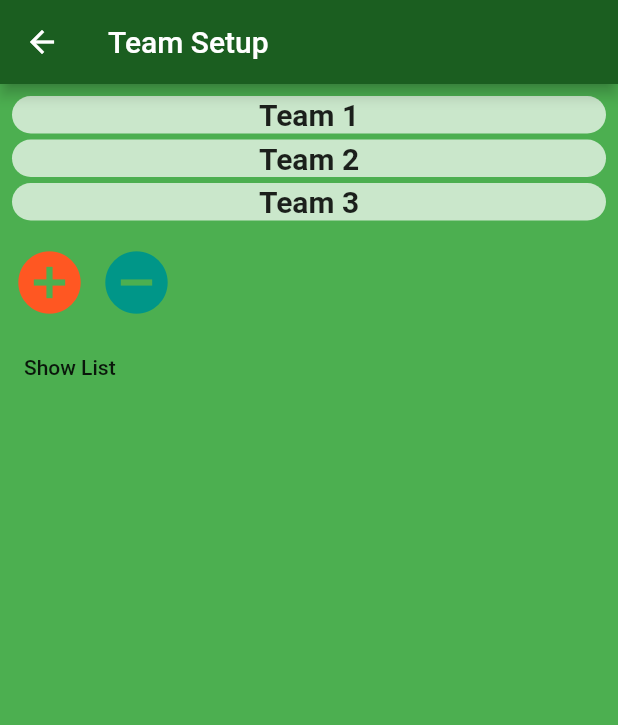
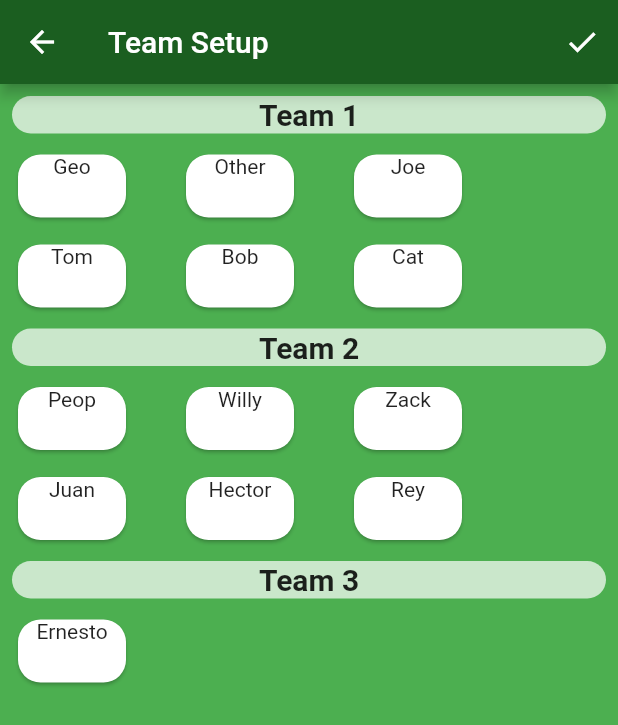
Before and after one commit to chejua/indoorsoccerlog, a Flutter app: the TeamsSetupScreen screen opened by its route, after a tap on "Parse", on a phone screen of 412 x 824 dp. Shown: the top 725 px of the screen. Run offline on Flutter 3.47's test engine with Material 2 defaults, Android fonts, the phone set to English and light mode, and no system bars; drawn by our look-alikes of reorderables; our stand-ins replace flushbar, flutter_colorpicker; network calls fail.

Commit message:
adding logic to reorderable screen

```diff
--- /dev/null
+++ b/lib/models/player.dart
@@ -0,0 +1,6 @@
+class Player {
+  final String name;
+  int goals = 0;
+
+  Player({this.name});
+}
--- a/lib/models/single_team.dart
+++ b/lib/models/single_team.dart
@@ -1,4 +1,6 @@
 import 'package:flutter/material.dart';
+
+import 'player.dart';
 
 class SingleTeam {
   final int id;
@@ -6,8 +8,8 @@ class SingleTeam {
   final String teamName;
   int goals;
   int gamesWon;
-  final bool myTeam;
+  List<Player> players;
 
   SingleTeam(this.id, this.color, this.teamName,
-      {this.goals = 0, this.gamesWon = 0, this.myTeam});
+      {this.goals = 0, this.gamesWon = 0});
 }
--- a/lib/screens/teams_setup_screen.dart
+++ b/lib/screens/teams_setup_screen.dart
@@ -1,7 +1,5 @@
 import 'package:flutter/material.dart';
 
-import '../widgest/team_stack.dart';
-import '../widgest/drag_target.dart';
 import '../widgest/reorderable.dart';
 
 class TeamsSetupScreen extends StatefulWidget {
@@ -14,18 +12,20 @@ class TeamsSetupScreen extends StatefulWidget {
 class _TeamsSetupScreenState extends State<TeamsSetupScreen> {
   final TextEditingController _controller = TextEditingController();
   bool _isTeamsParse = false;
-  final List<String> players = [];
-  final String kNames = 'Wed @9\n 1. Geo\n 2. Other\n';
+  final List<Widget> playerWidgets =[];
+
+  final String kNames =
+      'Wed @9\n 1. Geo\n 2. Other\n 3. Joe\n 4. Tom\n 5. Bob\n 6. Cat\n 7. Peop\n 9. Willy\n 10. Zack\n 11. Juan\n 12. Hector\n 13. Rey\n 14. Ernesto\n';
+  List<String> playerNames = [];
 
   void _parsePlayersNames(String text) {
-    final List<String> names = [];
     final RegExp exp = RegExp(r"\d\. ?((\w+ ?)+)");
     final matches = exp.allMatches(text);
 
     for (Match match in matches) {
-      names.add(match.group(2));
+      playerNames.add(match.group(2));
     }
-    print(names);
+    print(playerNames);
   }
 
   void dispose() {
@@ -38,9 +38,15 @@ class _TeamsSetupScreenState extends State<TeamsSetupScreen> {
     return Scaffold(
       appBar: AppBar(
         title: Text('Team Setup'),
+        actions: <Widget>[
+          IconButton(
+            icon: Icon(Icons.check),
+            onPressed: () {},
+          )
+        ],
       ),
       body: _isTeamsParse
-          ? WrapExample()
+          ? ReOrderable(playersNames:  playerNames, playersWidgets: playerWidgets,)
           : Column(
               children: <Widget>[
                 Container(
@@ -64,7 +70,7 @@ class _TeamsSetupScreenState extends State<TeamsSetupScreen> {
                       onPressed: () {
                         _parsePlayersNames(kNames);
                         setState(() {
-                         _isTeamsParse = true;
+                          _isTeamsParse = true;
                         });
                       },
                     ),
--- a/lib/widgest/reorderable.dart
+++ b/lib/widgest/reorderable.dart
@@ -3,30 +3,22 @@ import 'package:flutter/widgets.dart';
 
 import 'package:reorderables/reorderables.dart';
 
-class WrapExample extends StatefulWidget {
+class ReOrderable extends StatefulWidget {
+  final List<String> playersNames;
+   List<Widget> playersWidgets;
+  ReOrderable({this.playersNames, this.playersWidgets});
+
   @override
-  _WrapExampleState createState() => _WrapExampleState();
+  _ReOrderableState createState() => _ReOrderableState();
 }
 
-class _WrapExampleState extends State<WrapExample> {
-  final double _iconSize = 50;
-  List<Widget> _tiles;
+class _ReOrderableState extends State<ReOrderable> {
+
 
   @override
   void initState() {
     super.initState();
-    _tiles =
-        //_buildPlayerCards(18);
-        <Widget>[
-      _buildTeamTitleContainer('Team 1'),
-      _buildTeamTitleContainer('Team 2'),
-      _buildTeamTitleContainer('Team 3'),
-
-
-      // Icon(Icons.filter_7, size: _iconSize),
-      // Icon(Icons.filter_8, size: _iconSize),
-      // Icon(Icons.filter_9, size: _iconSize),
-    ];
+    widget.playersWidgets = _buildPlayerCards(widget.playersNames);
   }
 
   Widget _buildTeamTitleContainer(String teamName) {
@@ -48,56 +40,39 @@ class _WrapExampleState extends State<WrapExample> {
     );
   }
 
-  List<Widget> _buildPlayerCards(int number) {
+  List<Widget> _buildPlayerCards(List<String> playerNames) {
     List<Widget> widgets = [];
+    widgets.add(_buildTeamTitleContainer('Team 1'));
 
-    var row1 = Row(
-      children: <Widget>[],
-    );
-    var row2 = Row(
-      children: <Widget>[],
-    );
-    var row3 = Row(
-      children: <Widget>[],
-    );
-
-    for (int i = 0; i < number; i++) {
-      var player = Flexible(
-        child: Container(
-          width: 100,
-          height: 75,
+    for (int i = 0; i < playerNames.length; i++) {
+      var playerWidget = Container(
+        width: 80,
+        height: 50,
         child: Card(
           shape: RoundedRectangleBorder(
             borderRadius: BorderRadius.circular(15.0),
           ),
           child: Text(
-              'Geo ${i + 1}',
+            playerNames[i],
             textAlign: TextAlign.center,
-            ),
           ),
         ),
       );
 
-      if (i < 6) {
-        row1.children.add(player);
-      } else if (i < 12) {
-        row2.children.add(player);
-      } else {
-        row3.children.add(player);
-      }
+      if (i == 6) {
+        widgets.add(_buildTeamTitleContainer('Team 2'));
+      } else if (i == 12) {
+        widgets.add(_buildTeamTitleContainer('Team 3'));
       }
 
-    widgets.add(row1);
-    widgets.add(row2);
-    widgets.add(row3);
-
+      widgets.add(playerWidget);
+    }
     return widgets;
   }
 
   void _printArrayOrder() {
-    print(_tiles.length);
-
-    _tiles.forEach((widget) {
+    print(widget.playersWidgets.length);
+    widget.playersWidgets.forEach((widget) {
       if (widget is Card) {
         var cardChild = widget.child as Text;
         print(cardChild.data);
@@ -109,16 +84,16 @@ class _WrapExampleState extends State<WrapExample> {
   Widget build(BuildContext context) {
     void _onReorder(int oldIndex, int newIndex) {
       setState(() {
-        Widget row = _tiles.removeAt(oldIndex);
-        _tiles.insert(newIndex, row);
+        Widget row = widget.playersWidgets.removeAt(oldIndex);
+        widget.playersWidgets.insert(newIndex, row);
       });
     }
 
     var wrap = ReorderableWrap(
-        spacing: 8.0,
-        runSpacing: 4.0,
+        spacing: 32.0,
+        runSpacing: 10.0,
         padding: const EdgeInsets.all(8),
-        children: _tiles,
+        children: widget.playersWidgets,
         onReorder: _onReorder,
         onNoReorder: (int index) {
           //this callback is optional
@@ -138,35 +113,32 @@ class _WrapExampleState extends State<WrapExample> {
         ButtonBar(
           alignment: MainAxisAlignment.start,
           children: <Widget>[
-            IconButton(
-              iconSize: 50,
-              icon: Icon(Icons.add_circle),
-              color: Colors.deepOrange,
-              padding: const EdgeInsets.all(0.0),
-              onPressed: () {
-                var newTile = Icon(Icons.filter_9_plus, size: _iconSize);
-                setState(() {
-                  // _tiles.add(newTile);
-                });
-              },
-            ),
-            IconButton(
-              iconSize: 50,
-              icon: Icon(Icons.remove_circle),
-              color: Colors.teal,
-              padding: const EdgeInsets.all(0.0),
-              onPressed: () {
-                setState(() {
-                  _tiles.removeAt(0);
-                });
-              },
-            ),
+            // IconButton(
+            //   iconSize: 50,
+            //   icon: Icon(Icons.add_circle),
+            //   color: Colors.deepOrange,
+            //   padding: const EdgeInsets.all(0.0),
+            //   onPressed: () {
+            //     var newTile = Icon(Icons.filter_9_plus, size: _iconSize);
+            //     setState(() {
+            //       // _tiles.add(newTile);
+            //     });
+            //   },
+            // ),
+            // IconButton(
+            //   iconSize: 50,
+            //   icon: Icon(Icons.remove_circle),
+            //   color: Colors.teal,
+            //   padding: const EdgeInsets.all(0.0),
+            //   onPressed: () {
+            //     setState(() {
+            //       _tiles.removeAt(0);
+            //     });
+            //   },
+            // ),
           ],
         ),
-        FlatButton(
-          child: Text('Show List'),
-          onPressed: _printArrayOrder,
-        ),
+
       ],
     );
 
```
Also changed, not shown: lib/widgest/drag_target.dart (deleted, +0 -77 lines). Lines whose indentation alone changed are shown as unchanged.
